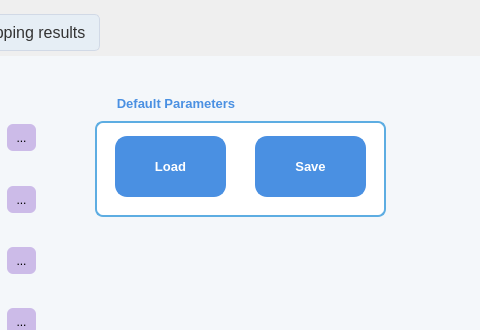
First picture: the form in src/neuropilot/controller/gui/pipeline_control2.ui, repository TMS-NeuroPilot/tms-neuropilot, before the edit; both pictures show x 664 to 1144 and y 0 to 330 of the 1244 by 894 pixel window.
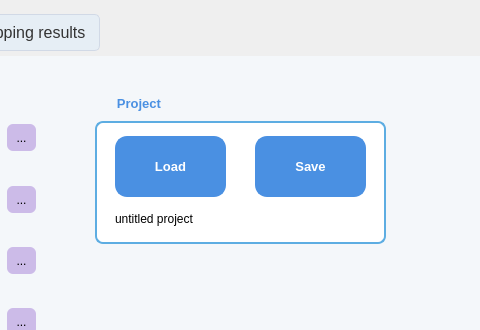
Second picture: the form after the edit. The open tabs and pages were chosen to show the change. Icons and pictures are not drawn. Custom widgets are drawn as their Qt base class.

Commit message:
Rename Default Parameters to Project and track the project file
The group shows the loaded project file name under the Load/Save
buttons: grey italic 'untitled project' when nothing is loaded, the
file name in the accent blue otherwise, and bold with an unsaved
marker (dot prefix) once any project field changes. Loading and
saving update the tracked file and clear the dirty flag; programmatic
changes during load do not count as edits. The Load/Save dialogs now
start in the current project's folder (home when untitled).

What changed in the file:
```diff
--- a/src/neuropilot/controller/gui/pipeline_control2.ui
+++ b/src/neuropilot/controller/gui/pipeline_control2.ui
@@ -813,7 +813,7 @@
             <x>740</x>
             <y>30</y>
             <width>291</width>
-            <height>121</height>
+            <height>148</height>
            </rect>
           </property>
           <property name="styleSheet">
@@ -837,11 +837,27 @@
 }</string>
           </property>
           <property name="title">
-           <string>Default Parameters</string>
+           <string>Project</string>
           </property>
           <property name="alignment">
            <set>Qt::AlignCenter</set>
           </property>
+          <widget class="QLabel" name="project_file_label">
+           <property name="geometry">
+            <rect>
+             <x>20</x>
+             <y>108</y>
+             <width>251</width>
+             <height>30</height>
+            </rect>
+           </property>
+           <property name="toolTip">
+            <string>Save the project to name it</string>
+           </property>
+           <property name="text">
+            <string>untitled project</string>
+           </property>
+          </widget>
           <widget class="QPushButton" name="load_yaml">
            <property name="geometry">
             <rect>
```
The commit also changes 1 other file.
